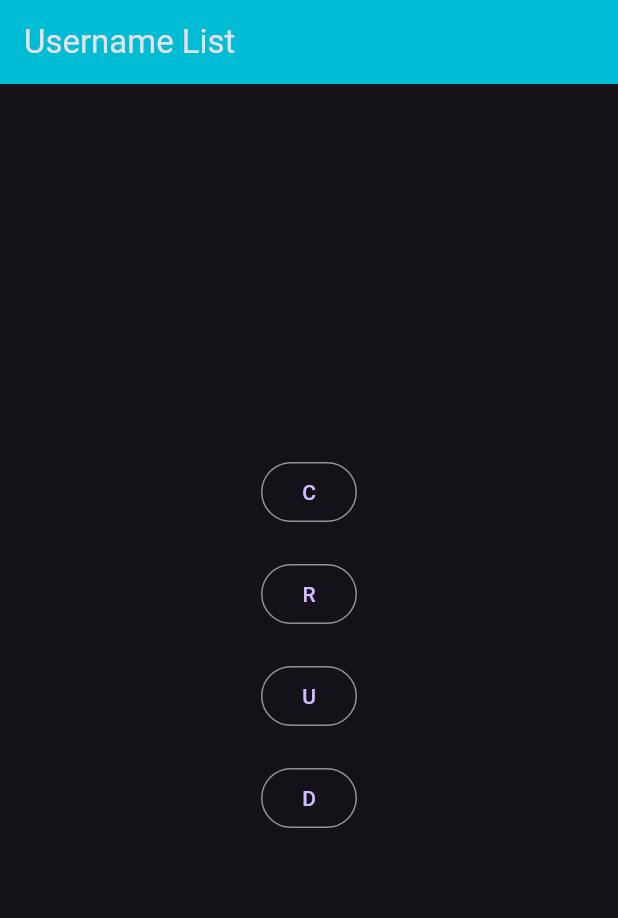
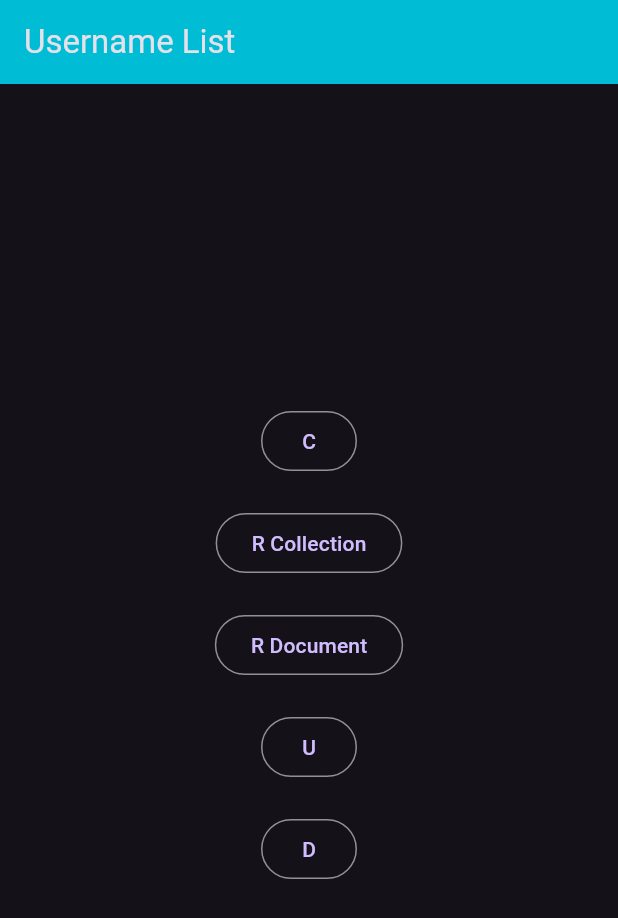
Before and after one commit to ciinamon/firestore, a Flutter app: the screen it shows after launch, on a phone screen of 412 x 824 dp. Shown: the top 918 px of the screen. Run offline on Flutter 3.47's test engine with Material 3 defaults, Android fonts, the phone set to English and light mode, and no system bars; our stand-ins replace cloud_firestore, firebase_core; accounts and stored records are empty.

Commit message:
add update & delete button

```diff
--- a/lib/home.dart
+++ b/lib/home.dart
@@ -22,18 +22,44 @@ class Home extends StatelessWidget {
                     'umur': 12,
                   });
                 },
-                  child: const Text('C')),
+                child: const Text('C'),
+              ),
               const SizedBox(height: 20),
               OutlinedButton(
                 onPressed: () async {
-                  await FirebaseFirestore.instance.collection('username').get();
+                  final collectionResult = await FirebaseFirestore.instance.collection('username').get();
+                  debugPrint(collectionResult.docs.toString());
                 },
-                child: const Text('R'),
+                child: const Text('R Collection'),
               ),
               const SizedBox(height: 20),
-              OutlinedButton(onPressed: () {}, child: const Text('U')),
+              OutlinedButton(
+                onPressed: () async {
+                  final documentResult = await FirebaseFirestore.instance.collection('username').doc('aaa').get();
+                  debugPrint(documentResult.data().toString());
+                  debugPrint(documentResult.data()!['nama'].toString());
+                  debugPrint(documentResult.data()!['umur'].toString());
+                  debugPrint(documentResult.id.toString());
+                },
+                child: const Text('R Document'),
+              ),
               const SizedBox(height: 20),
-              OutlinedButton(onPressed: () {}, child: const Text('D')),
+              OutlinedButton(
+                onPressed: () async {
+                  await FirebaseFirestore.instance.collection('username').doc('aaa').update({
+                    'nama': 'cucu',
+                    'umur': 31,
+                  });
+                },
+                child: const Text('U'),
+              ),
+              const SizedBox(height: 20),
+              OutlinedButton(
+                onPressed: () async {
+                  await FirebaseFirestore.instance.collection('username').doc('aaa').delete();
+                },
+                child: const Text('D'),
+              ),
               const SizedBox(height: 20),
             ],
           ),
```
Lines whose indentation alone changed are shown as unchanged.
